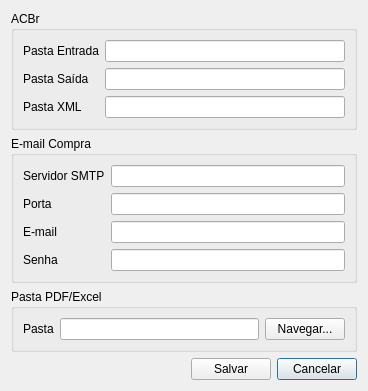
lellisls/ERP-STACCATO, file ui/userconfig.ui: the form before one commit.
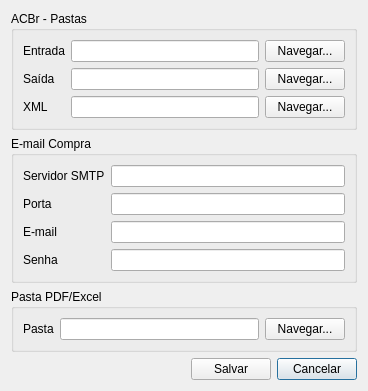
The form after the commit.

Commit message: Botões para navegar pastas no UserConfig

The edit to the form file:
```diff
--- a/ui/userconfig.ui
+++ b/ui/userconfig.ui
@@ -97,9 +97,16 @@
    <item row="0" column="0" colspan="3">
     <widget class="QGroupBox" name="groupBox">
      <property name="title">
-      <string>ACBr</string>
+      <string>ACBr - Pastas</string>
      </property>
      <layout class="QGridLayout" name="gridLayout_2">
+      <item row="5" column="0">
+       <widget class="QLabel" name="label_3">
+        <property name="text">
+         <string>XML</string>
+        </property>
+       </widget>
+      </item>
       <item row="5" column="1">
        <widget class="QLineEdit" name="lineEditPastaXmlACBr"/>
       </item>
@@ -112,21 +119,35 @@
       <item row="1" column="0">
        <widget class="QLabel" name="label">
         <property name="text">
-         <string>Pasta Entrada</string>
+         <string>Entrada</string>
         </property>
        </widget>
       </item>
       <item row="3" column="0">
        <widget class="QLabel" name="label_2">
         <property name="text">
-         <string>Pasta Saída</string>
+         <string>Saída</string>
         </property>
        </widget>
       </item>
-      <item row="5" column="0">
-       <widget class="QLabel" name="label_3">
+      <item row="1" column="2">
+       <widget class="QPushButton" name="pushButtonACBrEntrada">
         <property name="text">
-         <string>Pasta XML</string>
+         <string>Navegar...</string>
+        </property>
+       </widget>
+      </item>
+      <item row="3" column="2">
+       <widget class="QPushButton" name="pushButtonACBrSaida">
+        <property name="text">
+         <string>Navegar...</string>
+        </property>
+       </widget>
+      </item>
+      <item row="5" column="2">
+       <widget class="QPushButton" name="pushButtonACBrXML">
+        <property name="text">
+         <string>Navegar...</string>
         </property>
        </widget>
       </item>
```
The commit also changes 2 other files.
